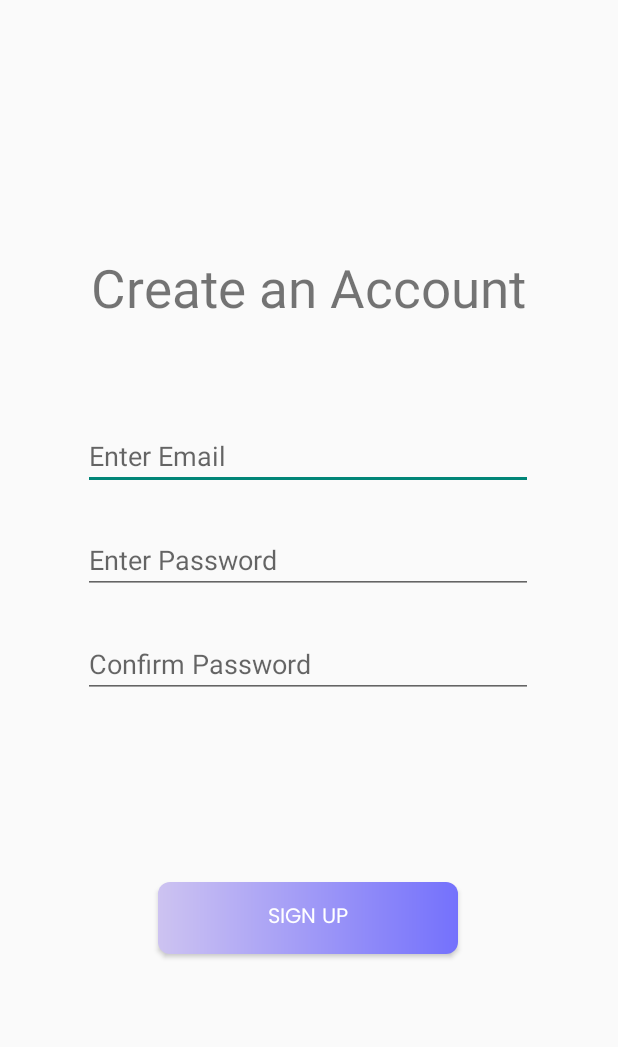
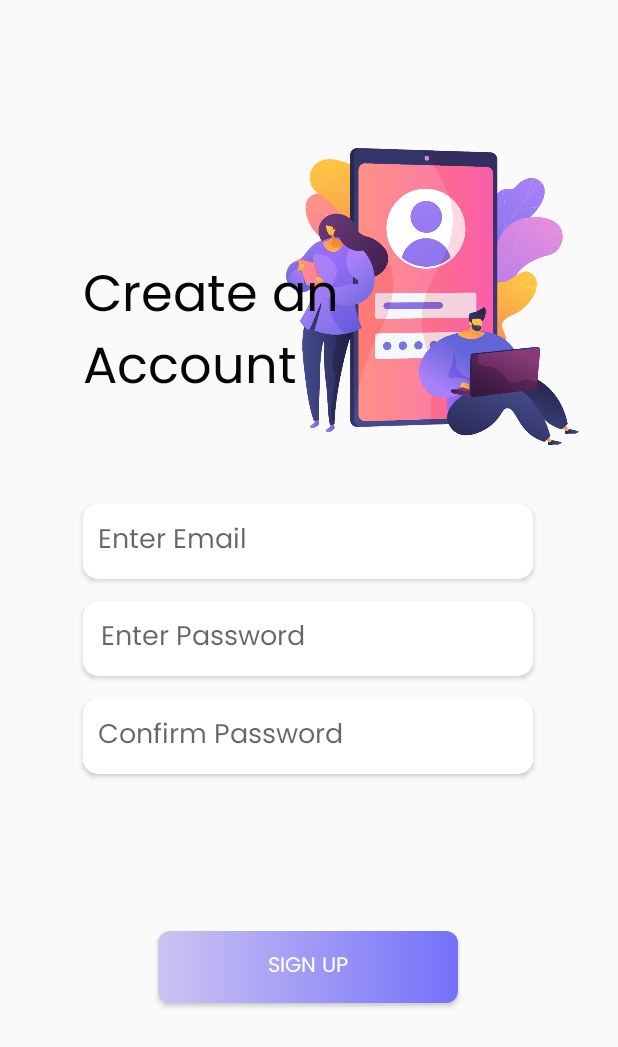
Before and after one commit to jrlbln/Capstone, an Android app: the SignUp screen opened directly, with no data from a screen before it, on a phone screen of 412 x 824 dp. Shown: the top 1047 px of the screen. Run offline under Robolectric (Android 15) with nearby library versions, the phone set to English and light mode, and no system bars.

Commit message:
some ui changes
UI changes on sign up page

```diff
--- a/app/src/main/res/layout/landing_page.xml
+++ b/app/src/main/res/layout/landing_page.xml
@@ -17,11 +17,12 @@
 
     <com.google.android.material.tabs.TabLayout
         android:id="@+id/tabLayout"
-        android:layout_width="200dp"
+        android:layout_width="150dp"
         android:layout_height="70dp"
         android:background="@android:color/transparent"
         android:paddingTop="8dp"
         android:paddingBottom="8dp"
+        android:layout_marginBottom="10dp"
         app:tabIndicatorHeight="0dp"
         app:layout_constraintBottom_toBottomOf="parent"
         app:layout_constraintEnd_toEndOf="parent"
--- a/app/src/main/res/layout/sign_up.xml
+++ b/app/src/main/res/layout/sign_up.xml
@@ -6,63 +6,96 @@
     android:layout_height="match_parent"
     tools:context=".SignUp">
 
+
+    <ImageView
+        android:id="@+id/imageView3"
+        android:layout_width="252dp"
+        android:layout_height="391dp"
+        app:layout_constraintBottom_toBottomOf="parent"
+        app:layout_constraintEnd_toEndOf="parent"
+        app:layout_constraintHorizontal_bias="1.0"
+        app:layout_constraintStart_toStartOf="parent"
+        app:layout_constraintTop_toTopOf="parent"
+        app:layout_constraintVertical_bias="0.009"
+        app:srcCompat="@drawable/account" />
+
     <TextView
         android:id="@+id/textView1"
-        android:layout_width="wrap_content"
-        android:layout_height="wrap_content"
-        android:layout_marginTop="168dp"
+        android:layout_width="187dp"
+        android:layout_height="130dp"
+        android:fontFamily="@font/poppinsreg"
         android:text="Create an Account"
-        android:textSize="35sp"
+        android:textColor="#040404"
+        android:textSize="34sp"
+        app:layout_constraintBottom_toBottomOf="parent"
         app:layout_constraintEnd_toEndOf="parent"
-        app:layout_constraintHorizontal_bias="0.495"
+        app:layout_constraintHorizontal_bias="0.245"
         app:layout_constraintStart_toStartOf="parent"
-        app:layout_constraintTop_toTopOf="parent" />
+        app:layout_constraintTop_toTopOf="parent"
+        app:layout_constraintVertical_bias="0.246" />
 
     <EditText
         android:id="@+id/email"
         android:layout_width="wrap_content"
         android:layout_height="wrap_content"
         android:width="300dp"
+        android:background="@drawable/inputdesign"
+        android:elevation="2dp"
         android:ems="10"
+        android:fontFamily="@font/poppinsreg"
         android:hint="Enter Email"
         android:inputType="text"
+        android:paddingStart="10dp"
+        android:shadowColor="#2C2C2C"
+        android:textSize="18sp"
         app:layout_constraintBottom_toBottomOf="parent"
         app:layout_constraintEnd_toEndOf="parent"
         app:layout_constraintHorizontal_bias="0.495"
         app:layout_constraintStart_toStartOf="parent"
         app:layout_constraintTop_toTopOf="parent"
-        app:layout_constraintVertical_bias="0.361" />
+        app:layout_constraintVertical_bias="0.434" />
 
     <EditText
         android:id="@+id/confirmPassword"
         android:layout_width="wrap_content"
         android:layout_height="wrap_content"
         android:width="300dp"
+        android:background="@drawable/inputdesign"
+        android:elevation="2dp"
         android:ems="10"
+        android:fontFamily="@font/poppinsreg"
         android:hint="Confirm Password"
         android:inputType="textPassword"
+        android:paddingStart="10dp"
+        android:shadowColor="#2C2C2C"
+        android:textSize="18sp"
         app:layout_constraintBottom_toBottomOf="parent"
         app:layout_constraintEnd_toEndOf="parent"
-        app:layout_constraintHorizontal_bias="0.497"
+        app:layout_constraintHorizontal_bias="0.495"
         app:layout_constraintStart_toStartOf="parent"
-        app:layout_constraintTop_toTopOf="parent"
-        app:layout_constraintVertical_bias="0.539" />
-
+        app:layout_constraintTop_toBottomOf="@+id/password"
+        app:layout_constraintVertical_bias="0.047" />
 
     <EditText
         android:id="@+id/password"
         android:layout_width="wrap_content"
         android:layout_height="wrap_content"
         android:width="300dp"
+        android:background="@drawable/inputdesign"
+        android:elevation="2dp"
         android:ems="10"
+        android:fontFamily="@font/poppinsreg"
         android:hint="Enter Password"
         android:inputType="textPassword"
+        android:paddingStart="12dp"
+        android:shadowColor="#2C2C2C"
+        android:textSize="18sp"
         app:layout_constraintBottom_toBottomOf="parent"
         app:layout_constraintEnd_toEndOf="parent"
         app:layout_constraintHorizontal_bias="0.495"
         app:layout_constraintStart_toStartOf="parent"
-        app:layout_constraintTop_toTopOf="parent"
-        app:layout_constraintVertical_bias="0.45" />
+        app:layout_constraintTop_toBottomOf="@+id/email"
+        app:layout_constraintVertical_bias="0.038" />
 
     <Button
         android:id="@+id/signup_button"
@@ -79,6 +112,6 @@
         app:layout_constraintHorizontal_bias="0.497"
         app:layout_constraintStart_toStartOf="parent"
         app:layout_constraintTop_toTopOf="parent"
-        app:layout_constraintVertical_bias="0.758" />
+        app:layout_constraintVertical_bias="0.8" />
 
 </androidx.constraintlayout.widget.ConstraintLayout>
```
Also changed, not shown: app/src/main/res/layout/intro_app.xml (+6 -4 lines), app/src/main/res/layout/intro_inventory.xml (+2 -14 lines), app/src/main/res/layout/sign_in.xml (+10 -10 lines), app/src/main/res/drawable/account.png (added).
